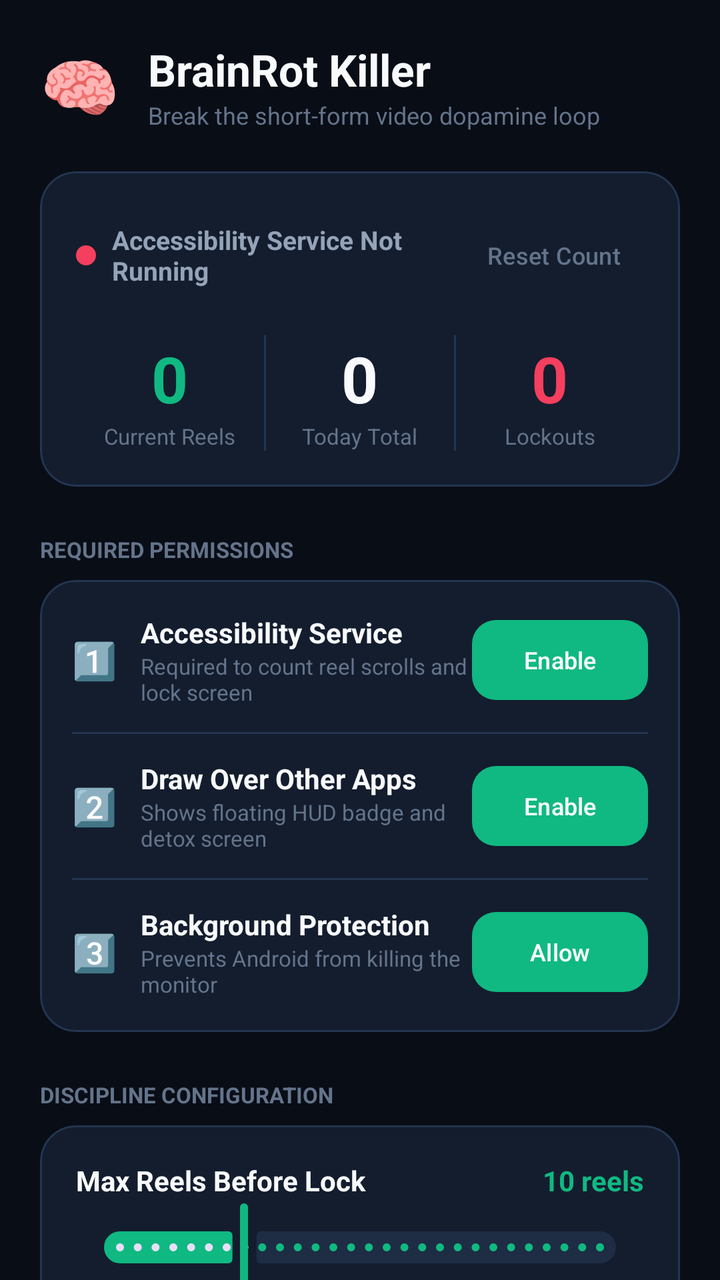
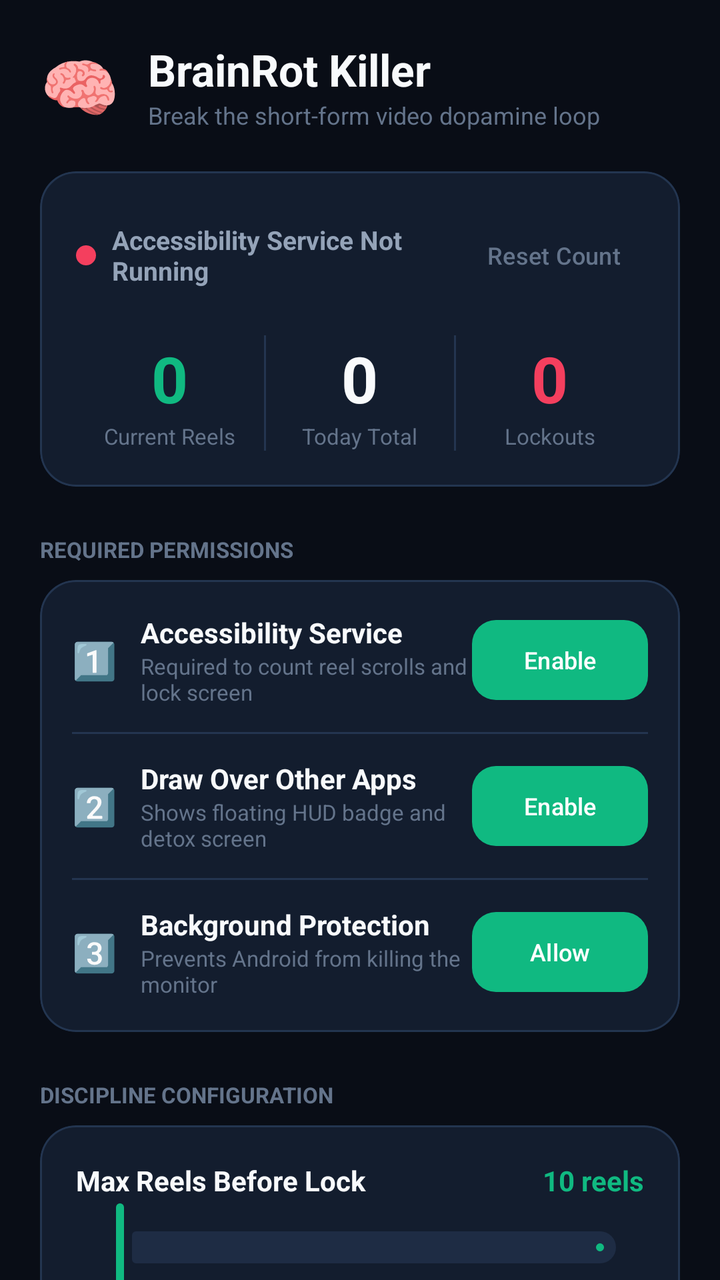

The first picture is an Android layout as it rendered before a commit; the second is the same layout after the commit. The layout source and the unified diff follow.
<!-- AndroidManifest.xml: application theme Theme.BrainRotKiller -->
<!-- res/layout/activity_main.xml -->
<?xml version="1.0" encoding="utf-8"?>
<androidx.coordinatorlayout.widget.CoordinatorLayout xmlns:android="http://schemas.android.com/apk/res/android"
    xmlns:app="http://schemas.android.com/apk/res-auto"
    xmlns:tools="http://schemas.android.com/tools"
    android:layout_width="match_parent"
    android:layout_height="match_parent"
    android:background="@color/bg_dark">

    <androidx.core.widget.NestedScrollView
        android:layout_width="match_parent"
        android:layout_height="match_parent"
        android:clipToPadding="false"
        android:paddingBottom="48dp">

        <LinearLayout
            android:layout_width="match_parent"
            android:layout_height="wrap_content"
            android:orientation="vertical"
            android:padding="20dp">

            
            <LinearLayout
                android:layout_width="match_parent"
                android:layout_height="wrap_content"
                android:gravity="center_vertical"
                android:orientation="horizontal">

                <TextView
                    android:layout_width="wrap_content"
                    android:layout_height="wrap_content"
                    android:text="🧠"
                    android:textSize="32sp" />

                <LinearLayout
                    android:layout_width="0dp"
                    android:layout_height="wrap_content"
                    android:layout_marginStart="14dp"
                    android:layout_weight="1"
                    android:orientation="vertical">

                    <TextView
                        android:layout_width="wrap_content"
                        android:layout_height="wrap_content"
                        android:text="BrainRot Killer"
                        android:textColor="@color/text_high"
                        android:textSize="22sp"
                        android:textStyle="bold" />

                    <TextView
                        android:layout_width="wrap_content"
                        android:layout_height="wrap_content"
                        android:text="Break the short-form video dopamine loop"
                        android:textColor="@color/text_muted"
                        android:textSize="12sp" />
                </LinearLayout>
            </LinearLayout>

            
            <com.google.android.material.card.MaterialCardView
                android:layout_width="match_parent"
                android:layout_height="wrap_content"
                android:layout_marginTop="20dp"
                app:cardBackgroundColor="@color/card_dark"
                app:cardCornerRadius="18dp"
                app:cardElevation="0dp"
                app:strokeColor="@color/stroke_subtle"
                app:strokeWidth="1dp">

                <LinearLayout
                    android:layout_width="match_parent"
                    android:layout_height="wrap_content"
                    android:orientation="vertical"
                    android:padding="18dp">

                    <LinearLayout
                        android:layout_width="match_parent"
                        android:layout_height="wrap_content"
                        android:gravity="center_vertical"
                        android:orientation="horizontal">

                        <View
                            android:id="@+id/viewStatusDot"
                            android:layout_width="10dp"
                            android:layout_height="10dp"
                            android:background="@drawable/status_dot_inactive" />

                        <TextView
                            android:id="@+id/tvStatusText"
                            android:layout_width="0dp"
                            android:layout_height="wrap_content"
                            android:layout_marginStart="8dp"
                            android:layout_weight="1"
                            android:text="Accessibility Service Not Running"
                            android:textColor="@color/text_medium"
                            android:textSize="13sp"
                            android:textStyle="bold" />

                        <com.google.android.material.button.MaterialButton
                            android:id="@+id/btnResetStats"
                            style="@style/Widget.Material3.Button.TextButton"
                            android:layout_width="wrap_content"
                            android:layout_height="wrap_content"
                            android:text="Reset Count"
                            android:textColor="@color/text_muted"
                            android:textSize="12sp" />
                    </LinearLayout>

                    
                    <LinearLayout
                        android:layout_width="match_parent"
                        android:layout_height="wrap_content"
                        android:layout_marginTop="16dp"
                        android:baselineAligned="false"
                        android:orientation="horizontal">

                        <LinearLayout
                            android:layout_width="0dp"
                            android:layout_height="wrap_content"
                            android:layout_weight="1"
                            android:gravity="center"
                            android:orientation="vertical">

                            <TextView
                                android:id="@+id/tvStatCurrentSession"
                                android:layout_width="wrap_content"
                                android:layout_height="wrap_content"
                                android:text="0"
                                android:textColor="@color/primary_accent"
                                android:textSize="32sp"
                                android:textStyle="bold" />

                            <TextView
                                android:layout_width="wrap_content"
                                android:layout_height="wrap_content"
                                android:text="Current Reels"
                                android:textColor="@color/text_muted"
                                android:textSize="11sp" />
                        </LinearLayout>

                        <View
                            android:layout_width="1dp"
                            android:layout_height="match_parent"
                            android:background="@color/stroke_subtle" />

                        <LinearLayout
                            android:layout_width="0dp"
                            android:layout_height="wrap_content"
                            android:layout_weight="1"
                            android:gravity="center"
                            android:orientation="vertical">

                            <TextView
                                android:id="@+id/tvStatTodayTotal"
                                android:layout_width="wrap_content"
                                android:layout_height="wrap_content"
                                android:text="0"
                                android:textColor="@color/text_high"
                                android:textSize="32sp"
                                android:textStyle="bold" />

                            <TextView
                                android:layout_width="wrap_content"
                                android:layout_height="wrap_content"
                                android:text="Today Total"
                                android:textColor="@color/text_muted"
                                android:textSize="11sp" />
                        </LinearLayout>

                        <View
                            android:layout_width="1dp"
                            android:layout_height="match_parent"
                            android:background="@color/stroke_subtle" />

                        <LinearLayout
                            android:layout_width="0dp"
                            android:layout_height="wrap_content"
                            android:layout_weight="1"
                            android:gravity="center"
                            android:orientation="vertical">

                            <TextView
                                android:id="@+id/tvStatLockouts"
                                android:layout_width="wrap_content"
                                android:layout_height="wrap_content"
                                android:text="0"
                                android:textColor="@color/warning_crimson"
                                android:textSize="32sp"
                                android:textStyle="bold" />

                            <TextView
                                android:layout_width="wrap_content"
                                android:layout_height="wrap_content"
                                android:text="Lockouts"
                                android:textColor="@color/text_muted"
                                android:textSize="11sp" />
                        </LinearLayout>

                    </LinearLayout>

                </LinearLayout>
            </com.google.android.material.card.MaterialCardView>

            
            <TextView
                android:layout_width="wrap_content"
                android:layout_height="wrap_content"
                android:layout_marginTop="24dp"
                android:layout_marginBottom="8dp"
                android:text="REQUIRED PERMISSIONS"
                android:textAllCaps="true"
                android:textColor="@color/text_muted"
                android:textSize="11sp"
                android:textStyle="bold" />

            <com.google.android.material.card.MaterialCardView
                android:layout_width="match_parent"
                android:layout_height="wrap_content"
                app:cardBackgroundColor="@color/card_dark"
                app:cardCornerRadius="18dp"
                app:cardElevation="0dp"
                app:strokeColor="@color/stroke_subtle"
                app:strokeWidth="1dp">

                <LinearLayout
                    android:layout_width="match_parent"
                    android:layout_height="wrap_content"
                    android:orientation="vertical"
                    android:padding="16dp">

                    
                    <LinearLayout
                        android:layout_width="match_parent"
                        android:layout_height="wrap_content"
                        android:gravity="center_vertical"
                        android:orientation="horizontal">

                        <TextView
                            android:layout_width="wrap_content"
                            android:layout_height="wrap_content"
                            android:text="1️⃣"
                            android:textSize="18sp" />

                        <LinearLayout
                            android:layout_width="0dp"
                            android:layout_height="wrap_content"
                            android:layout_marginStart="12dp"
                            android:layout_weight="1"
                            android:orientation="vertical">

                            <TextView
                                android:layout_width="wrap_content"
                                android:layout_height="wrap_content"
                                android:text="Accessibility Service"
                                android:textColor="@color/text_high"
                                android:textSize="14sp"
                                android:textStyle="bold" />

                            <TextView
                                android:layout_width="wrap_content"
                                android:layout_height="wrap_content"
                                android:text="Required to count reel scrolls and lock screen"
                                android:textColor="@color/text_muted"
                                android:textSize="11sp" />
                        </LinearLayout>

                        <com.google.android.material.button.MaterialButton
                            android:id="@+id/btnGrantAccessibility"
                            android:layout_width="wrap_content"
                            android:layout_height="wrap_content"
                            android:text="Enable"
                            android:textAllCaps="false"
                            android:textSize="12sp"
                            app:cornerRadius="12dp" />
                    </LinearLayout>

                    <View
                        android:layout_width="match_parent"
                        android:layout_height="1dp"
                        android:layout_marginTop="12dp"
                        android:layout_marginBottom="12dp"
                        android:background="@color/stroke_subtle" />

                    
                    <LinearLayout
                        android:layout_width="match_parent"
                        android:layout_height="wrap_content"
                        android:gravity="center_vertical"
                        android:orientation="horizontal">

                        <TextView
                            android:layout_width="wrap_content"
                            android:layout_height="wrap_content"
                            android:text="2️⃣"
                            android:textSize="18sp" />

                        <LinearLayout
                            android:layout_width="0dp"
                            android:layout_height="wrap_content"
                            android:layout_marginStart="12dp"
                            android:layout_weight="1"
                            android:orientation="vertical">

                            <TextView
                                android:layout_width="wrap_content"
                                android:layout_height="wrap_content"
                                android:text="Draw Over Other Apps"
                                android:textColor="@color/text_high"
                                android:textSize="14sp"
                                android:textStyle="bold" />

                            <TextView
                                android:layout_width="wrap_content"
                                android:layout_height="wrap_content"
                                android:text="Shows floating HUD badge and detox screen"
                                android:textColor="@color/text_muted"
                                android:textSize="11sp" />
                        </LinearLayout>

                        <com.google.android.material.button.MaterialButton
                            android:id="@+id/btnGrantOverlay"
                            android:layout_width="wrap_content"
                            android:layout_height="wrap_content"
                            android:text="Enable"
                            android:textAllCaps="false"
                            android:textSize="12sp"
                            app:cornerRadius="12dp" />
                    </LinearLayout>

                    <View
                        android:layout_width="match_parent"
                        android:layout_height="1dp"
                        android:layout_marginTop="12dp"
                        android:layout_marginBottom="12dp"
                        android:background="@color/stroke_subtle" />

                    
                    <LinearLayout
                        android:layout_width="match_parent"
                        android:layout_height="wrap_content"
                        android:gravity="center_vertical"
                        android:orientation="horizontal">

                        <TextView
                            android:layout_width="wrap_content"
                            android:layout_height="wrap_content"
                            android:text="3️⃣"
                            android:textSize="18sp" />

                        <LinearLayout
                            android:layout_width="0dp"
                            android:layout_height="wrap_content"
                            android:layout_marginStart="12dp"
                            android:layout_weight="1"
                            android:orientation="vertical">

                            <TextView
                                android:layout_width="wrap_content"
                                android:layout_height="wrap_content"
                                android:text="Background Protection"
                                android:textColor="@color/text_high"
                                android:textSize="14sp"
                                android:textStyle="bold" />

                            <TextView
                                android:layout_width="wrap_content"
                                android:layout_height="wrap_content"
                                android:text="Prevents Android from killing the monitor"
                                android:textColor="@color/text_muted"
                                android:textSize="11sp" />
                        </LinearLayout>

                        <com.google.android.material.button.MaterialButton
                            android:id="@+id/btnBatteryOptimization"
                            android:layout_width="wrap_content"
                            android:layout_height="wrap_content"
                            android:text="Allow"
                            android:textAllCaps="false"
                            android:textSize="12sp"
                            app:cornerRadius="12dp" />
                    </LinearLayout>

                </LinearLayout>
            </com.google.android.material.card.MaterialCardView>

            
            <TextView
                android:layout_width="wrap_content"
                android:layout_height="wrap_content"
                android:layout_marginTop="24dp"
                android:layout_marginBottom="8dp"
                android:text="DISCIPLINE CONFIGURATION"
                android:textAllCaps="true"
                android:textColor="@color/text_muted"
                android:textSize="11sp"
                android:textStyle="bold" />

            <com.google.android.material.card.MaterialCardView
                android:layout_width="match_parent"
                android:layout_height="wrap_content"
                app:cardBackgroundColor="@color/card_dark"
                app:cardCornerRadius="18dp"
                app:cardElevation="0dp"
                app:strokeColor="@color/stroke_subtle"
                app:strokeWidth="1dp">

                <LinearLayout
                    android:layout_width="match_parent"
                    android:layout_height="wrap_content"
                    android:orientation="vertical"
                    android:padding="18dp">

                    
                    <LinearLayout
                        android:layout_width="match_parent"
                        android:layout_height="wrap_content"
                        android:gravity="center_vertical"
                        android:orientation="horizontal">

                        <TextView
                            android:layout_width="0dp"
                            android:layout_height="wrap_content"
                            android:layout_weight="1"
                            android:text="Max Reels Before Lock"
                            android:textColor="@color/text_high"
                            android:textSize="14sp"
                            android:textStyle="bold" />

                        <TextView
                            android:id="@+id/tvReelLimitDisplay"
                            android:layout_width="wrap_content"
                            android:layout_height="wrap_content"
                            android:text="10 reels"
                            android:textColor="@color/primary_accent"
                            android:textSize="14sp"
                            android:textStyle="bold" />
                    </LinearLayout>

                    <com.google.android.material.slider.Slider
                        android:id="@+id/sliderReelLimit"
                        android:layout_width="match_parent"
                        android:layout_height="wrap_content"
                        android:stepSize="1"
                        android:value="10"
                        android:valueFrom="3"
                        android:valueTo="30"
                        app:thumbColor="@color/primary_accent"
                        app:trackColorActive="@color/primary_accent"
                        app:trackColorInactive="@color/card_dark_elevated" />

                    
                    <LinearLayout
                        android:layout_width="match_parent"
                        android:layout_height="wrap_content"
                        android:layout_marginTop="16dp"
                        android:gravity="center_vertical"
                        android:orientation="horizontal">

                        <TextView
                            android:layout_width="0dp"
                            android:layout_height="wrap_content"
                            android:layout_weight="1"
                            android:text="Detox Lockout Duration"
                            android:textColor="@color/text_high"
                            android:textSize="14sp"
                            android:textStyle="bold" />

                        <TextView
                            android:id="@+id/tvCooldownDisplay"
                            android:layout_width="wrap_content"
                            android:layout_height="wrap_content"
                            android:text="10 mins"
                            android:textColor="@color/electric_purple"
                            android:textSize="14sp"
                            android:textStyle="bold" />
                    </LinearLayout>

                    <com.google.android.material.slider.Slider
                        android:id="@+id/sliderCooldown"
                        android:layout_width="match_parent"
                        android:layout_height="wrap_content"
                        android:stepSize="1"
                        android:value="10"
                        android:valueFrom="2"
                        android:valueTo="60"
                        app:thumbColor="@color/electric_purple"
                        app:trackColorActive="@color/electric_purple"
                        app:trackColorInactive="@color/card_dark_elevated" />

                    <View
                        android:layout_width="match_parent"
                        android:layout_height="1dp"
                        android:layout_marginTop="8dp"
                        android:layout_marginBottom="14dp"
                        android:background="@color/stroke_subtle" />

                    
                    <TextView
                        android:layout_width="wrap_content"
                        android:layout_height="wrap_content"
                        android:text="When Limit is Hit:"
                        android:textColor="@color/text_high"
                        android:textSize="13sp"
                        android:textStyle="bold" />

                    <RadioGroup
                        android:id="@+id/rgLockAction"
                        android:layout_width="match_parent"
                        android:layout_height="wrap_content"
                        android:layout_marginTop="6dp">

                        <RadioButton
                            android:id="@+id/rbLockPhone"
                            android:layout_width="match_parent"
                            android:layout_height="wrap_content"
                            android:checked="true"
                            android:text="Turn Off Screen &amp; Lock Phone (Instant)"
                            android:textColor="@color/text_high"
                            android:textSize="13sp" />

                        <RadioButton
                            android:id="@+id/rbBlockerScreen"
                            android:layout_width="match_parent"
                            android:layout_height="wrap_content"
                            android:text="Show Fullscreen Detox Countdown Screen"
                            android:textColor="@color/text_high"
                            android:textSize="13sp" />
                    </RadioGroup>

                    <View
                        android:layout_width="match_parent"
                        android:layout_height="1dp"
                        android:layout_marginTop="14dp"
                        android:layout_marginBottom="14dp"
                        android:background="@color/stroke_subtle" />

                    
                    <com.google.android.material.materialswitch.MaterialSwitch
                        android:id="@+id/switchFloatingPill"
                        android:layout_width="match_parent"
                        android:layout_height="wrap_content"
                        android:checked="true"
                        android:text="Floating HUD Reel Counter\n(Shows live reel count on screen)"
                        android:textColor="@color/text_high"
                        android:textSize="13sp" />

                </LinearLayout>
            </com.google.android.material.card.MaterialCardView>

            
            <TextView
                android:layout_width="wrap_content"
                android:layout_height="wrap_content"
                android:layout_marginTop="24dp"
                android:layout_marginBottom="8dp"
                android:text="MONITORED SOCIAL APPS"
                android:textAllCaps="true"
                android:textColor="@color/text_muted"
                android:textSize="11sp"
                android:textStyle="bold" />

            <com.google.android.material.card.MaterialCardView
                android:layout_width="match_parent"
                android:layout_height="wrap_content"
                app:cardBackgroundColor="@color/card_dark"
                app:cardCornerRadius="18dp"
                app:cardElevation="0dp"
                app:strokeColor="@color/stroke_subtle"
                app:strokeWidth="1dp">

                <LinearLayout
                    android:layout_width="match_parent"
                    android:layout_height="wrap_content"
                    android:orientation="vertical"
                    android:padding="16dp">

                    <com.google.android.material.materialswitch.MaterialSwitch
                        android:id="@+id/switchInstagram"
                        android:layout_width="match_parent"
                        android:layout_height="wrap_content"
                        android:checked="true"
                        android:text="📸 Instagram Reels"
                        android:textColor="@color/text_high"
                        android:textSize="14sp" />

                    <View
                        android:layout_width="match_parent"
                        android:layout_height="1dp"
                        android:layout_marginTop="8dp"
                        android:layout_marginBottom="8dp"
                        android:background="@color/stroke_subtle" />

                    <com.google.android.material.materialswitch.MaterialSwitch
                        android:id="@+id/switchYoutube"
                        android:layout_width="match_parent"
                        android:layout_height="wrap_content"
                        android:checked="true"
                        android:text="▶️ YouTube Shorts"
                        android:textColor="@color/text_high"
                        android:textSize="14sp" />

                    <View
                        android:layout_width="match_parent"
                        android:layout_height="1dp"
                        android:layout_marginTop="8dp"
                        android:layout_marginBottom="8dp"
                        android:background="@color/stroke_subtle" />

                    <com.google.android.material.materialswitch.MaterialSwitch
                        android:id="@+id/switchTikTok"
                        android:layout_width="match_parent"
                        android:layout_height="wrap_content"
                        android:checked="true"
                        android:text="🎵 TikTok"
                        android:textColor="@color/text_high"
                        android:textSize="14sp" />

                    <View
                        android:layout_width="match_parent"
                        android:layout_height="1dp"
                        android:layout_marginTop="8dp"
                        android:layout_marginBottom="8dp"
                        android:background="@color/stroke_subtle" />

                    <com.google.android.material.materialswitch.MaterialSwitch
                        android:id="@+id/switchFacebook"
                        android:layout_width="match_parent"
                        android:layout_height="wrap_content"
                        android:checked="true"
                        android:text="📘 Facebook Reels"
                        android:textColor="@color/text_high"
                        android:textSize="14sp" />

                </LinearLayout>
            </com.google.android.material.card.MaterialCardView>

        </LinearLayout>
    </androidx.core.widget.NestedScrollView>

</androidx.coordinatorlayout.widget.CoordinatorLayout>
<!-- resources referenced by this layout -->
<resources>
  <color name="bg_dark">#090D16</color>
  <color name="card_dark">#131D2E</color>
  <color name="card_dark_elevated">#1E2C44</color>
  <color name="electric_purple">#8B5CF6</color>
  <color name="primary_accent">#10B981</color>
  <color name="stroke_subtle">#233550</color>
  <color name="text_high">#F8FAFC</color>
  <color name="text_medium">#94A3B8</color>
  <color name="text_muted">#64748B</color>
  <color name="warning_crimson">#F43F5E</color>
  <!-- drawable status_dot_inactive (drawable) -->
  <?xml version="1.0" encoding="utf-8"?>
  <shape xmlns:android="http://schemas.android.com/apk/res/android"
      android:shape="oval">
      <solid android:color="@color/warning_crimson" />
      <size
          android:width="12dp"
          android:height="12dp" />
  </shape>
  <style name="Theme.BrainRotKiller" parent="Theme.Material3.DayNight.NoActionBar">
          <item name="android:statusBarColor">@color/bg_dark</item>
          <item name="android:navigationBarColor">@color/bg_dark</item>
          <item name="android:windowBackground">@color/bg_dark</item>
          <item name="colorPrimary">@color/primary_accent</item>
          <item name="colorSecondary">@color/electric_purple</item>
          <item name="colorSurface">@color/card_dark</item>
      </style>
</resources>

<!-- the commit's change to res/layout/activity_main.xml (unified diff, before → after) -->
@@ -439,10 +439,10 @@
                         android:id="@+id/sliderReelLimit"
                         android:layout_width="match_parent"
                         android:layout_height="wrap_content"
-                        android:stepSize="1"
-                        android:value="10"
-                        android:valueFrom="3"
-                        android:valueTo="30"
+                        app:stepSize="1.0"
+                        app:value="10.0"
+                        app:valueFrom="3.0"
+                        app:valueTo="30.0"
                         app:thumbColor="@color/primary_accent"
                         app:trackColorActive="@color/primary_accent"
                         app:trackColorInactive="@color/card_dark_elevated" />
@@ -478,10 +478,10 @@
                         android:id="@+id/sliderCooldown"
                         android:layout_width="match_parent"
                         android:layout_height="wrap_content"
-                        android:stepSize="1"
-                        android:value="10"
-                        android:valueFrom="2"
-                        android:valueTo="60"
+                        app:stepSize="1.0"
+                        app:value="10.0"
+                        app:valueFrom="2.0"
+                        app:valueTo="60.0"
                         app:thumbColor="@color/electric_purple"
                         app:trackColorActive="@color/electric_purple"
                         app:trackColorInactive="@color/card_dark_elevated" />
